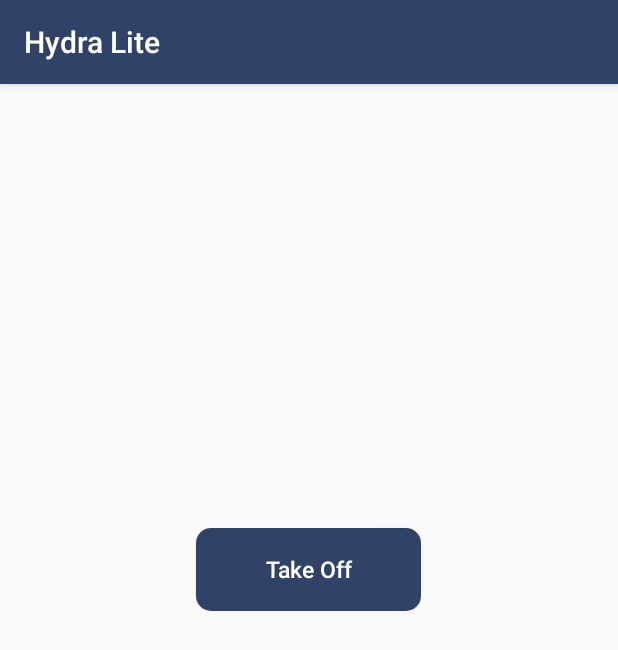
After one commit to Blargedy/ENEL500, an Android app: the FlightControlActivity screen opened directly, with no data from a screen before it, on a phone screen of 412 x 824 dp. The commit adds this screen. Shown: the top 650 px of the screen. Run offline under Robolectric (Android 15) with nearby library versions, the phone set to English and light mode, and no system bars.

Commit message:
Created new activity

```diff
--- /dev/null
+++ b/app/src/main/java/com/dji/sdk/sample/common/Activities/FlightControlActivity.java
@@ -0,0 +1,18 @@
+package com.dji.sdk.sample.common.Activities;
+
+import android.support.v7.app.AppCompatActivity;
+import android.os.Bundle;
+
+import com.dji.sdk.sample.R;
+
+public class FlightControlActivity extends AppCompatActivity {
+
+    @Override
+    protected void onCreate(Bundle savedInstanceState) {
+        super.onCreate(savedInstanceState);
+        setContentView(R.layout.activity_flight_control);
+
+
+
+    }
+}
--- a/app/src/main/java/com/dji/sdk/sample/common/view/SimpleDemoView.java
+++ b/app/src/main/java/com/dji/sdk/sample/common/view/SimpleDemoView.java
@@ -73,7 +73,7 @@ public class SimpleDemoView
 
         connectionStatusText_ = (TextView) findViewById(R.id.text_connection_status);
 
-        takeOffButton_ = (Button) findViewById(R.id.btn_takeoff);
+        takeOffButton_ = (Button) findViewById(R.id.btn_open_flight_control);
         takeOffButton_.setEnabled(false);
 
         landButton_ = (Button) findViewById(R.id.btn_land);
--- /dev/null
+++ b/app/src/main/res/layout/activity_flight_control.xml
@@ -0,0 +1,40 @@
+<?xml version="1.0" encoding="utf-8"?>
+<RelativeLayout xmlns:android="http://schemas.android.com/apk/res/android"
+    xmlns:tools="http://schemas.android.com/tools"
+    android:id="@+id/activity_flight_control"
+    android:layout_width="match_parent"
+    android:layout_height="match_parent"
+    android:paddingBottom="@dimen/activity_vertical_margin"
+    android:paddingLeft="@dimen/activity_horizontal_margin"
+    android:paddingRight="@dimen/activity_horizontal_margin"
+    android:paddingTop="@dimen/activity_vertical_margin"
+    tools:context="com.dji.sdk.sample.common.Activities.FlightControlActivity">
+
+    <Button
+        android:id="@+id/btn_takeoff"
+        android:layout_width="150dp"
+        android:layout_height="55dp"
+        android:layout_centerHorizontal="true"
+        android:layout_marginTop="280dp"
+        android:background="@drawable/round_btn"
+        android:textAllCaps="false"
+        android:text="Take Off"
+        android:textColor="@color/common_text_color"
+        android:textSize="15dp"
+        />
+
+    <Button
+        android:id="@+id/btn_land"
+        android:layout_width="150dp"
+        android:layout_height="55dp"
+        android:layout_centerHorizontal="true"
+        android:layout_marginTop="280dp"
+        android:background="@drawable/round_btn"
+        android:textAllCaps="false"
+        android:text="Land"
+        android:textColor="@color/common_text_color"
+        android:textSize="15dp"
+        android:visibility="gone"
+        />
+
+</RelativeLayout>
--- a/app/src/main/res/layout/simple_demo.xml
+++ b/app/src/main/res/layout/simple_demo.xml
@@ -19,14 +19,14 @@
         android:textStyle="bold"/>
 
     <Button
-        android:id="@+id/btn_takeoff"
+        android:id="@+id/btn_open_flight_control"
         android:layout_width="150dp"
         android:layout_height="55dp"
         android:layout_centerHorizontal="true"
         android:layout_marginTop="280dp"
         android:background="@drawable/round_btn"
         android:textAllCaps="false"
-        android:text="Take Off"
+        android:text="Open Flight Control"
         android:textColor="@color/common_text_color"
         android:textSize="15dp"
         />
```
Also changed, not shown: app/src/main/AndroidManifest.xml (+18 -21 lines), app/src/main/java/com/dji/sdk/sample/common/SimpleDemoActivity.java (+17 -2 lines), app/src/main/java/com/dji/sdk/sample/common/presenter/SimpleDemoPresenter.java (+17 -10 lines).
